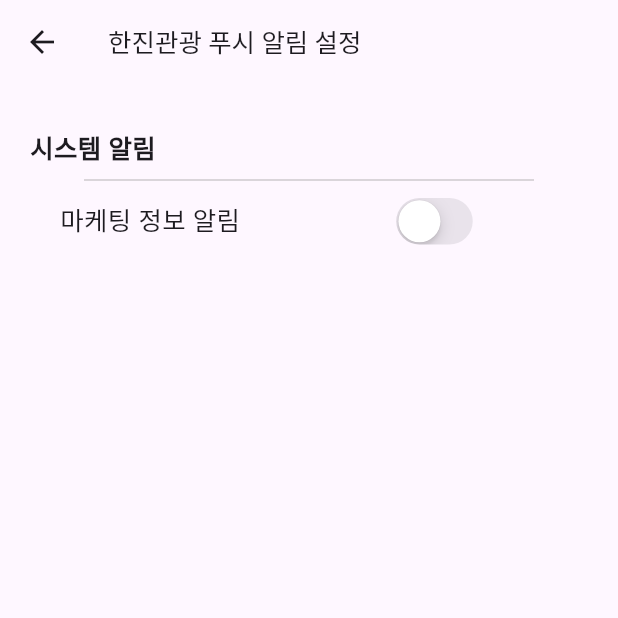
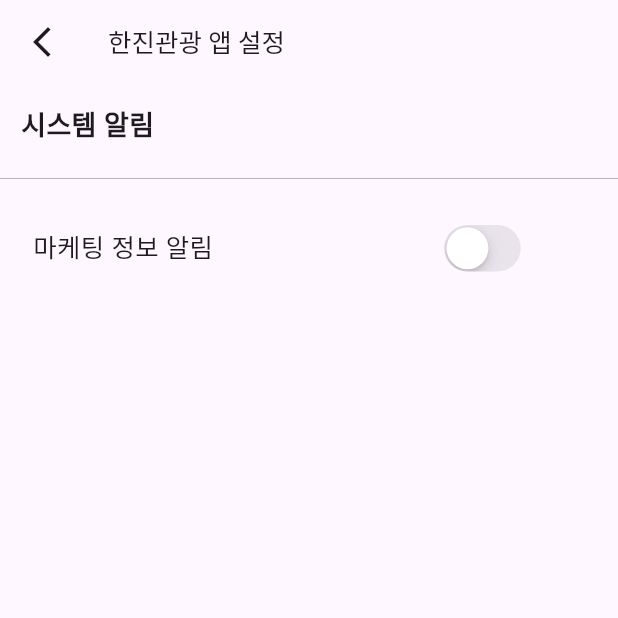
Before and after one commit to kaltour/Kaltour_Flutter, a Flutter app: the PermissionScreen screen opened directly with empty values, on a phone screen of 412 x 824 dp, the top half of it. Run offline on Flutter 3.47's test engine with Material 3 defaults, Android fonts, the phone set to English and light mode, and no system bars; our stand-ins replace device_info_plus, dio, firebase_core, firebase_messaging, firebase_remote_config, flutter_local_notifications and 7 more; missing offline and left inert: app_version_update, dart:ffi, flutter_inappwebview, notifications, store_redirect; accounts and stored records are empty; network calls fail.

Commit message:
Container로 깔끔하게 위젯 설정

```diff
--- a/lib/View/PermissionScreen.dart
+++ b/lib/View/PermissionScreen.dart
@@ -3,13 +3,13 @@ import 'package:firebase_messaging/firebase_messaging.dart';
 import 'package:flutter/cupertino.dart';
 import 'package:flutter/material.dart';
 import 'package:permission_handler/permission_handler.dart';
+
 // import 'package:google_fonts/google_fonts.dart';
 import 'package:intl/intl.dart';
 
 class PermissionScreen extends StatefulWidget {
   final bool adAllowPush;
   String notiPermissiontime;
-
 
   PermissionScreen(
       {required this.adAllowPush, required this.notiPermissiontime});
@@ -21,20 +21,14 @@ class PermissionScreen extends StatefulWidget {
 class _PermissionScreenState extends State<PermissionScreen> {
   late bool _adAllowPush;
   late DateTime currentDateTime = DateTime.now();
-  DateTime? savedTime;
-
 
   bool _isNotificationEnabled = false;
   PermissionStatus _permissionStatus = PermissionStatus.denied;
-
-  // bool _isNotificationEnabled = false;
-  // bool _isAnotherFeatureEnabled = false;
 
   @override
   void initState() {
     super.initState();
     // _checkPermissionStatus();
-    //
     _checkNotificationPermission();
     _adAllowPush = widget.adAllowPush;
   }
@@ -46,7 +40,8 @@ class _PermissionScreenState extends State<PermissionScreen> {
       _adAllowPush = value;
     });
 
-    if (_adAllowPush) { //광고성
+    if (_adAllowPush) {
+      //광고성
       // _showSnackBar('광고성 켜졌습니다');
       _showAlert(context);
       FirebaseMessaging.instance.getToken();
@@ -67,7 +62,6 @@ class _PermissionScreenState extends State<PermissionScreen> {
       ),
     );
   }
-
 
   // void _requestPermission() async {
   //   if (_permissionStatus.isGranted || _permissionStatus.isDenied) {
@@ -94,32 +88,28 @@ class _PermissionScreenState extends State<PermissionScreen> {
     });
   }
 
-
-  void _showAlert(BuildContext context){
-    showCupertinoDialog(context: context,
-        builder: (context) => CupertinoAlertDialog (
+  void _showAlert(BuildContext context) {
+    showCupertinoDialog(
+        context: context,
+        builder: (context) => CupertinoAlertDialog(
               // title: Text("한진관광",
               //   style: TextStyle(
               //     color: Colors.blue
               //   ),
               // ),
 
-          content: Text("이벤트 및 마케팅 정보 수신에 \n ${_adAllowPush ? "동의":"거부"}하였습니다. ${currentDateTime.year}년 ${currentDateTime.month}월 ${currentDateTime.day}일"),
-          actions:<Widget> [
+              content: Text(
+                  "이벤트 및 마케팅 정보 수신에 \n ${_adAllowPush ? "동의" : "거부"}하였습니다. ${currentDateTime.year}년 ${currentDateTime.month}월 ${currentDateTime.day}일"),
+              actions: <Widget>[
                 CupertinoDialogAction(
-              child: Text("확인",
+                  child: Text(
+                    "확인",
                     style: TextStyle(
-
-                  color: Colors.blue,
-                  fontWeight: FontWeight.w500
-
-
-                ),
+                        color: Colors.blue, fontWeight: FontWeight.w500),
                   ),
                   onPressed: () {
                     Navigator.of(context).pop();
                   },
-
                 ),
                 // CupertinoDialogAction(child: Text("cancel"),
                 //
@@ -129,40 +119,35 @@ class _PermissionScreenState extends State<PermissionScreen> {
                 //   },
                 // )
               ],
-
-        )
-    );
+            ));
   }
 
-
-
-
-  void _systemToggleNotification(bool value) {
-    //시스템 푸시
-    if (_permissionStatus == PermissionStatus.denied) {
-      print("시스템 알림 켜기");
-      _requestNotificationPermission();
-      openAppSettings();
-      // return;
-    } else {
-      print("시스템 알림 끄기");
-      // openAppSettings();
-
-    }
-
-    setState(() {
-      _isNotificationEnabled = value;
-    });
-
-
-    String message = value ? '알림이 켜졌습니다' : '알림이 꺼졌습니다';
-    ScaffoldMessenger.of(context).showSnackBar(
-      SnackBar(
-        content: Text(message),
-        duration: Duration(seconds: 1),
-      ),
-    );
-  }
+  // void _systemToggleNotification(bool value) {
+  //   //시스템 푸시
+  //   if (_permissionStatus == PermissionStatus.denied) {
+  //     print("시스템 알림 켜기");
+  //     _requestNotificationPermission();
+  //     openAppSettings();
+  //     // return;
+  //   } else {
+  //     print("시스템 알림 끄기");
+  //     // openAppSettings();
+  //
+  //   }
+  //
+  //   setState(() {
+  //     _isNotificationEnabled = value;
+  //   });
+  //
+  //
+  //   String message = value ? '알림이 켜졌습니다' : '알림이 꺼졌습니다';
+  //   ScaffoldMessenger.of(context).showSnackBar(
+  //     SnackBar(
+  //       content: Text(message),
+  //       duration: Duration(seconds: 1),
+  //     ),
+  //   );
+  // }
 
   @override
   Widget build(BuildContext context) {
@@ -172,123 +157,87 @@ class _PermissionScreenState extends State<PermissionScreen> {
     return Scaffold(
       appBar: AppBar(
         title: Text(
-          '한진관광 푸시 알림 설정',
+          '한진관광 앱 설정',
           style: TextStyle(
             fontFamily: 'Roboto',
             fontSize: 17,
           ),
         ),
         leading: IconButton(
-          icon: Icon(Icons.arrow_back),
+          icon: Icon(Icons.arrow_back_ios_new),
           onPressed: () {
             Navigator.pop(context);
           },
-
         ),
       ),
-      body: Center(
-        child: Column(
-          // mainAxisAlignment: MainAxisAlignment.center,
+      body: Column(
           children: [
-            SizedBox(height: 30,),
-            Row(
-              mainAxisAlignment: MainAxisAlignment.start,
+        Container(
+          padding: EdgeInsets.all(14.0),
+          child: Row(
             children: [
-
-                SizedBox(width: 20),
-
-                // Text(
-                //   '시스템 알림 권한',
-                //   style: TextStyle(fontSize: 16),
-                // ),
-                Text(_permissionStatus == PermissionStatus.granted
+              Text(
+                _permissionStatus == PermissionStatus.granted
                     ? '시스템 알림'
                     : '시스템 알림',
-                  style: TextStyle(
-                      fontSize: 17.0,
-                      fontWeight: FontWeight.w600
+                style: TextStyle(fontSize: 18.0, fontWeight: FontWeight.w600
                     // fontWeight: FontWeight.w400
                     ),
               ),
-                  SizedBox(width: 150),
               Visibility(
                 visible: _permissionStatus.isGranted == false,
                 child: CupertinoButton(
                   // color: CupertinoColors.activeBlue,
                   onPressed: () {
-                          print("쿠퍼티노 버튼");
                     openAppSettings();
                   },
-                        child: Text("설정하기",
-                          style: TextStyle(
-                              fontSize: 15.0,
-                              color: Colors.blue
-                          ),
+                  child: Text(
+                    "설정하기",
+                    style: TextStyle(fontSize: 15.0, color: Colors.blue),
                   ),
                 ),
               ),
 
-                // SizedBox(width: 100),
-                // CupertinoSwitch(
-                //   value: _isNotificationEnabled,
-                //   onChanged: _systemToggleNotification,
-                //   activeColor: CupertinoColors.activeBlue,
-                //
-                //   // activeTrackColor: Colors.lightBlueAccent,
-                //   // inactiveThumbColor: Colors.grey,
-                //   // inactiveTrackColor: Colors.grey[300],
-                // ),
+            ],
+          ),
+        ),
+        Container(
+          child: Divider(
+            color: Colors.grey,
+              thickness: 0.5,
+          ),
 
 
-              ],
+
         ),
-            Container(width: 300,
-                child: Divider(color: Colors.grey, thickness: 0.5)),
-
-            // SizedBox(width: 10), // Text와 Switch 사이의 간격
-
-            // if (_permissionStatus.isGranted)
+        Container(
+          padding: EdgeInsets.only(left: 22,right: 18,top: 19,bottom: 18),
+          child: Row(
+            mainAxisAlignment: MainAxisAlignment.spaceBetween,
+            children: [
               Visibility(
                 visible: _permissionStatus.isGranted == true,
-                  child: Center(
-                    child: Column(
+                child: Row(
                   children: [
-                        Row(
-                          mainAxisAlignment: MainAxisAlignment.start,
-                          children: [
-                            SizedBox(width: 40),
                     Text("마케팅 정보 알림",
-
                         style: TextStyle(
                           fontSize: 17.0,
-                                // fontWeight: FontWeight.w400
-                              ),
-                            ),
-                            SizedBox(width: 100),
+                        )),
+                    SizedBox(width: 150),
                     CupertinoSwitch(
                       value: _adAllowPush,
                       onChanged: _toggleSwitch,
                       activeColor: CupertinoColors.activeBlue,
-
-                            ),
-
-                            // Text(
-                            //     _adAllowPush ? "허용" : "비허용"
-                            // )
-
-                          ],
-                        ),
-
-
+                    )
                   ],
                 ),
               )
+            ],
           ),
+        )
+      ]
 
-            SizedBox(width: 20),
-          ],
 
-        ),
           ),
     );
   }
```
Lines whose indentation alone changed are shown as unchanged.
